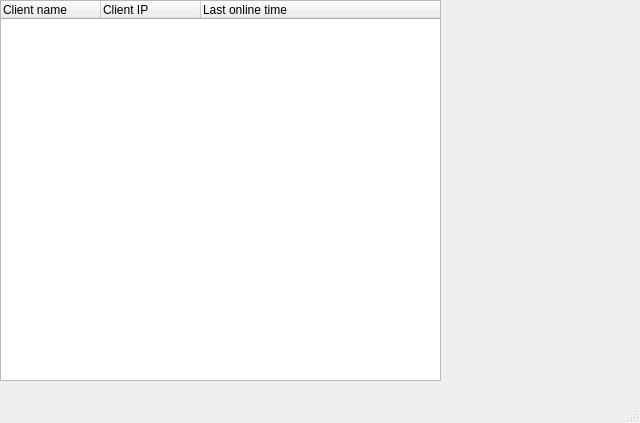
The window that mainwindow.ui (borkhalenko/adtools-server) describes before a commit, drawn with Qt 5.
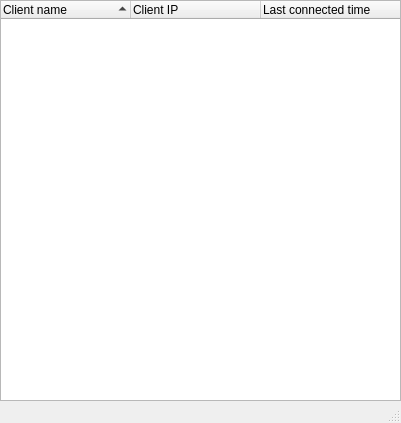
The same window after the commit.

```diff
--- a/mainwindow.ui
+++ b/mainwindow.ui
@@ -6,7 +6,7 @@
    <rect>
     <x>0</x>
     <y>0</y>
-    <width>640</width>
+    <width>401</width>
     <height>423</height>
    </rect>
   </property>
@@ -19,23 +19,55 @@
      <rect>
       <x>0</x>
       <y>0</y>
-      <width>441</width>
-      <height>381</height>
+      <width>401</width>
+      <height>401</height>
      </rect>
     </property>
+    <property name="font">
+     <font>
+      <pointsize>9</pointsize>
+     </font>
+    </property>
+    <attribute name="headerVisible">
+     <bool>true</bool>
+    </attribute>
+    <attribute name="headerCascadingSectionResizes">
+     <bool>false</bool>
+    </attribute>
+    <attribute name="headerDefaultSectionSize">
+     <number>130</number>
+    </attribute>
+    <attribute name="headerShowSortIndicator" stdset="0">
+     <bool>true</bool>
+    </attribute>
     <column>
      <property name="text">
       <string>Client name</string>
      </property>
+     <property name="font">
+      <font>
+       <pointsize>9</pointsize>
+      </font>
+     </property>
     </column>
     <column>
      <property name="text">
       <string>Client IP</string>
      </property>
+     <property name="font">
+      <font>
+       <pointsize>9</pointsize>
+      </font>
+     </property>
     </column>
     <column>
      <property name="text">
-      <string>Last online time</string>
+      <string>Last connected time</string>
+     </property>
+     <property name="font">
+      <font>
+       <pointsize>9</pointsize>
+      </font>
      </property>
     </column>
    </widget>
```
Left out of the diff: 10 changed lines with no effect on the pictures.
